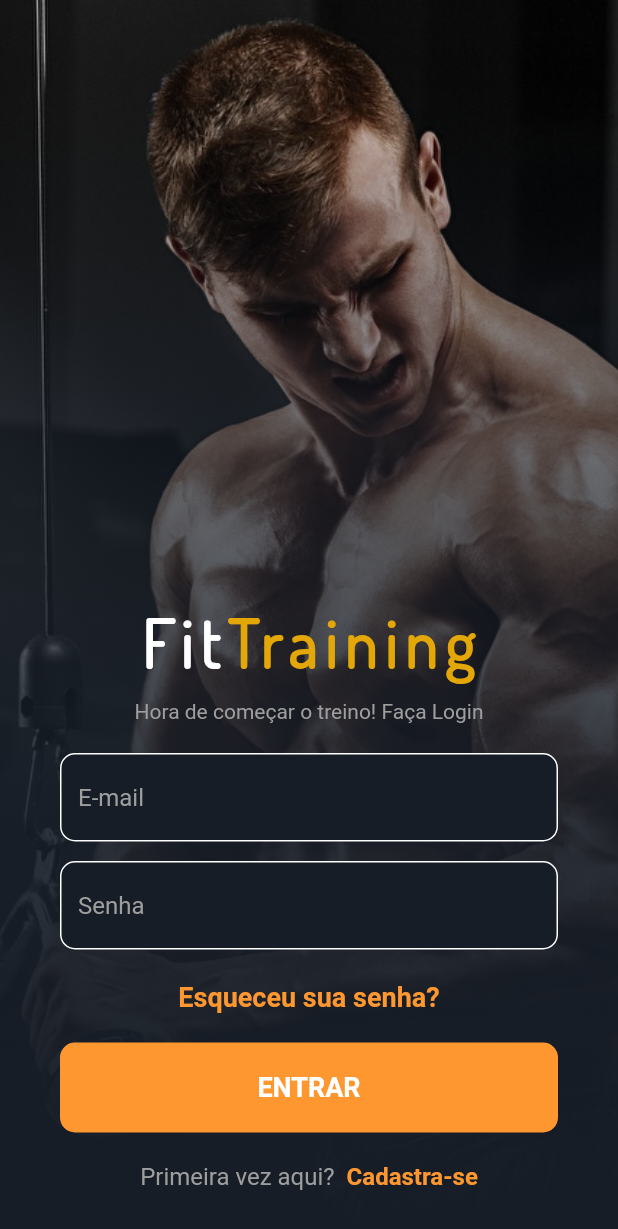
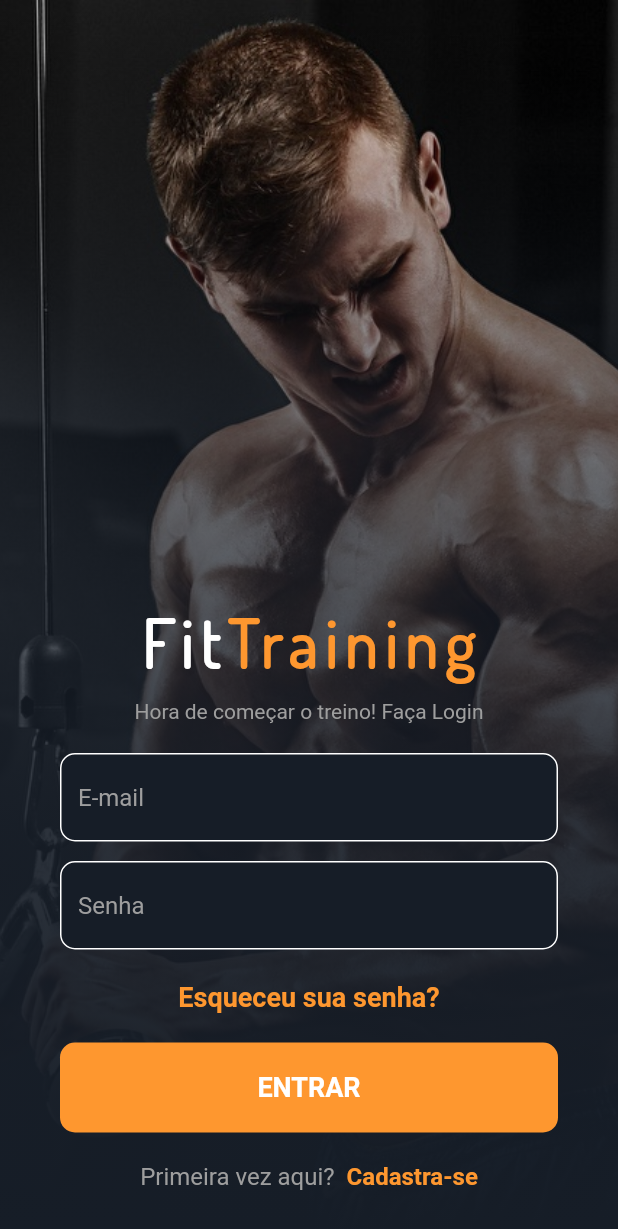
Before and after one commit to ErisvaldoCorreia/login_design, a Flutter app: the screen it shows after launch, on a phone screen of 412 x 824 dp. Shown: the top 1229 px of the screen. Run offline on Flutter 3.47's test engine with Material 2 defaults, Android fonts, the phone set to English and light mode, and no system bars; our stand-ins replace flutter_spinkit.

Commit message:
refactor: move colors para constants

```diff
--- a/lib/modules/login_page.dart
+++ b/lib/modules/login_page.dart
@@ -2,6 +2,7 @@ import 'dart:async';
 
 import 'package:flutter/material.dart';
 import 'package:flutter_spinkit/flutter_spinkit.dart';
+import 'package:login_design/utils/constants.dart';
 import 'home_page.dart';
 
 class LoginPage extends StatefulWidget {
@@ -12,14 +13,15 @@ class LoginPage extends StatefulWidget {
 class _LoginPageState extends State<LoginPage> {
   bool _isLoading = false;
 
-  mudaLoading() {
+  changeLoading() {
+    FocusScope.of(context).unfocus();
     setState(() {
       _isLoading = !_isLoading;
     });
   }
 
   goToHomePage() {
-    mudaLoading();
+    changeLoading();
     Navigator.push(
         context,
         MaterialPageRoute(
@@ -38,7 +40,7 @@ class _LoginPageState extends State<LoginPage> {
             width: double.infinity,
             height: double.infinity,
             decoration: BoxDecoration(
-              color: Color(0xff161d27),
+              color: baseBlack,
               image: DecorationImage(
                 image: AssetImage(
                   'assets/muscleEntry.jpg',
@@ -52,9 +54,9 @@ class _LoginPageState extends State<LoginPage> {
               gradient: LinearGradient(
                 colors: [
                   Colors.transparent,
-                  Color(0xff161d27).withOpacity(0.6),
-                  Color(0xff161d27).withOpacity(0.9),
-                  Color(0xff161d27),
+                  baseBlack.withOpacity(0.6),
+                  baseBlack.withOpacity(0.9),
+                  baseBlack,
                 ],
                 begin: Alignment.topCenter,
                 end: Alignment.bottomCenter,
@@ -83,7 +85,7 @@ class _LoginPageState extends State<LoginPage> {
                           Text(
                             'Training',
                             style: TextStyle(
-                              color: Color(0xffE4A708),
+                              color: baseOrange,
                               fontSize: 44,
                               fontWeight: FontWeight.w600,
                               fontFamily: 'Dosis',
@@ -95,7 +97,7 @@ class _LoginPageState extends State<LoginPage> {
                       SizedBox(height: 10),
                       Text(
                         'Hora de começar o treino! Faça Login',
-                        style: TextStyle(color: Colors.grey.shade500),
+                        style: TextStyle(color: greyShaded),
                       ),
                       SizedBox(height: 20),
                       Container(
@@ -110,10 +112,10 @@ class _LoginPageState extends State<LoginPage> {
                           decoration: InputDecoration(
                             hintText: 'E-mail',
                             hintStyle: TextStyle(
-                              color: Colors.grey.shade500,
+                              color: greyShaded,
                             ),
                             filled: true,
-                            fillColor: Color(0xff161d27),
+                            fillColor: baseBlack,
                             enabledBorder: OutlineInputBorder(
                               borderRadius: BorderRadius.circular(10),
                               borderSide: BorderSide(
@@ -143,10 +145,10 @@ class _LoginPageState extends State<LoginPage> {
                           decoration: InputDecoration(
                             hintText: 'Senha',
                             hintStyle: TextStyle(
-                              color: Colors.grey.shade500,
+                              color: greyShaded,
                             ),
                             filled: true,
-                            fillColor: Color(0xff161d27),
+                            fillColor: baseBlack,
                             enabledBorder: OutlineInputBorder(
                               borderRadius: BorderRadius.circular(10),
                               borderSide: BorderSide(
@@ -166,7 +168,7 @@ class _LoginPageState extends State<LoginPage> {
                       Text(
                         'Esqueceu sua senha?',
                         style: TextStyle(
-                          color: Color(0xfffe972f),
+                          color: baseOrange,
                           fontSize: 18,
                           fontWeight: FontWeight.bold,
                         ),
@@ -178,10 +180,10 @@ class _LoginPageState extends State<LoginPage> {
                         padding: EdgeInsets.symmetric(horizontal: 40),
                         child: FlatButton(
                           onPressed: () {
-                            mudaLoading();
+                            changeLoading();
                             Timer(Duration(seconds: 3), () => goToHomePage());
                           },
-                          color: Color(0xfffe972f),
+                          color: baseOrange,
                           shape: RoundedRectangleBorder(
                             borderRadius: BorderRadius.circular(10),
                           ),
@@ -206,7 +208,7 @@ class _LoginPageState extends State<LoginPage> {
                           Text(
                             'Primeira vez aqui?',
                             style: TextStyle(
-                              color: Colors.grey.shade500,
+                              color: greyShaded,
                               fontSize: 16,
                             ),
                           ),
@@ -216,7 +218,7 @@ class _LoginPageState extends State<LoginPage> {
                           Text(
                             'Cadastra-se',
                             style: TextStyle(
-                              color: Color(0xfffe972f),
+                              color: baseOrange,
                               fontWeight: FontWeight.bold,
                               fontSize: 16,
                             ),
--- /dev/null
+++ b/lib/utils/constants.dart
@@ -0,0 +1,6 @@
+import 'package:flutter/material.dart';
+
+// Colors List in progress
+Color baseOrange = Color(0xfffe972f);
+Color greyShaded = Colors.grey.shade500;
+Color baseBlack = Color(0xff161d27);
```
Also changed, not shown: lib/modules/home_page.dart (+6 -5 lines), lib/modules/intro_page.dart (+5 -4 lines).
